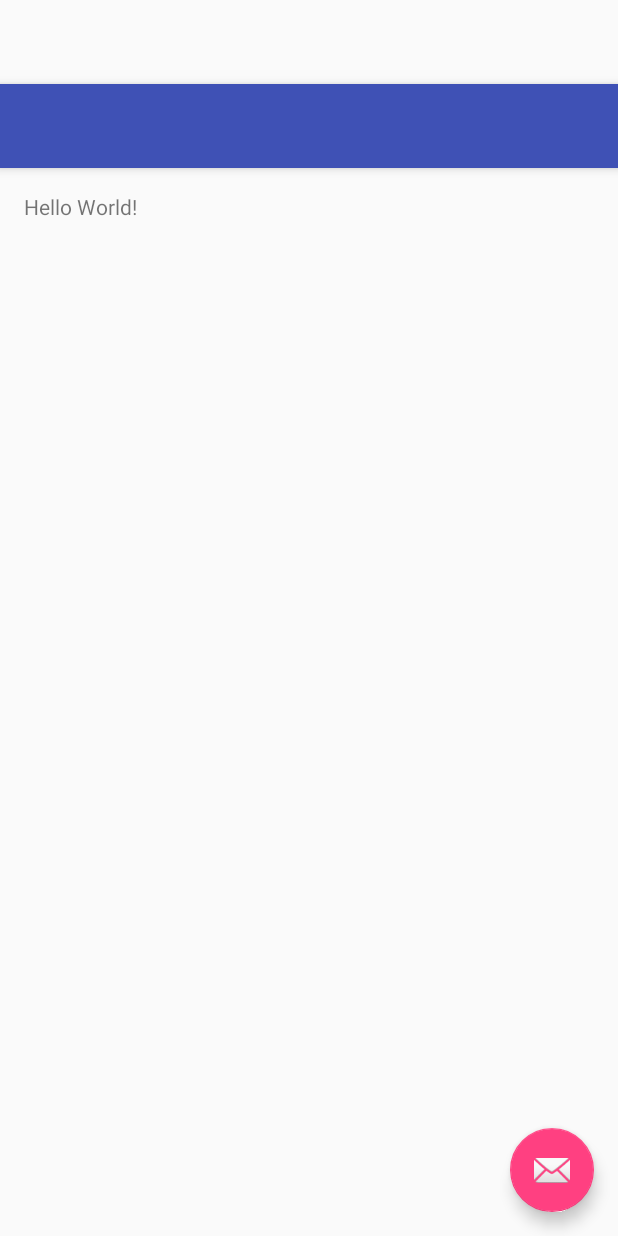
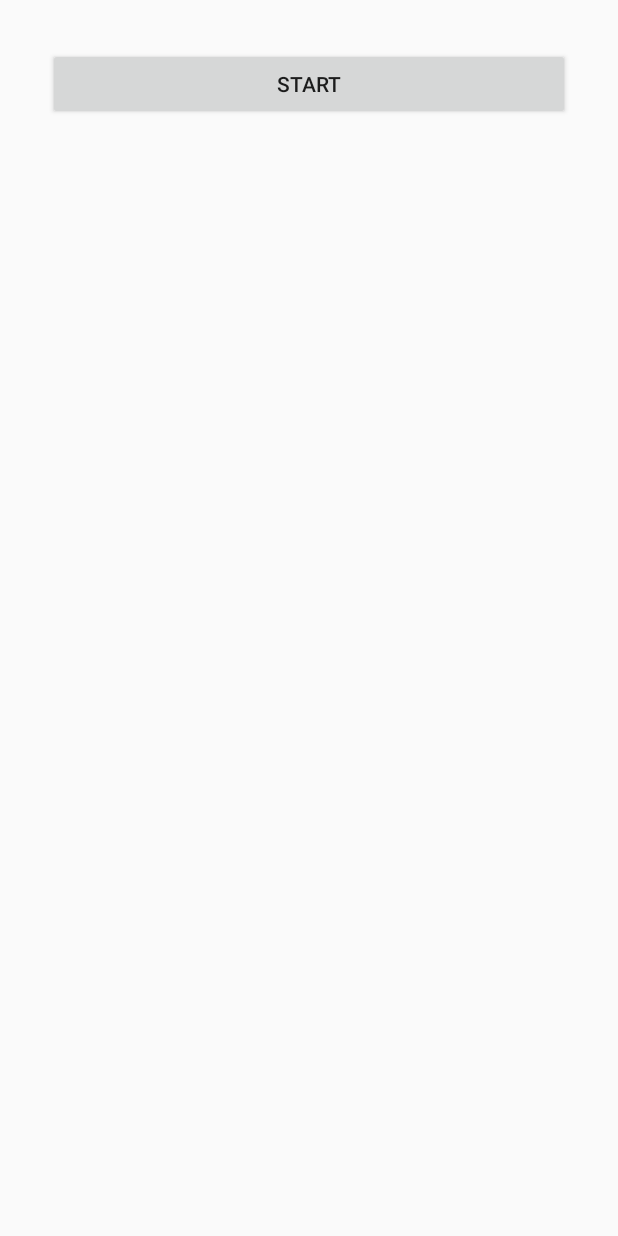
Before and after one commit to TakuKobayashi/ryukyuquest-android, an Android app: the layout activity_main.xml on its own in the app's theme, with its tools: preview values and no code run, on a phone screen of 412 x 824 dp. Run offline under Robolectric (Android 15) with nearby library versions, the phone set to English and light mode, and no system bars.

Commit message:
StartからMapを表示させるところが出来た

```diff
--- /dev/null
+++ b/app/src/main/java/east1/south4/north1/com/ryukyuquest/Config.java
@@ -0,0 +1,5 @@
+package east1.south4.north1.com.ryukyuquest;
+
+public class Config {
+  public final static String DEBUG_KEY = "RyukyuQuest";
+}
--- a/app/src/main/res/layout/activity_main.xml
+++ b/app/src/main/res/layout/activity_main.xml
@@ -1,25 +1,23 @@
-<?xml version="1.0" encoding="utf-8"?>
-<android.support.design.widget.CoordinatorLayout
-    xmlns:android="http://schemas.android.com/apk/res/android"
-    xmlns:app="http://schemas.android.com/apk/res-auto"
-    xmlns:tools="http://schemas.android.com/tools" android:layout_width="match_parent"
-    android:layout_height="match_parent" android:fitsSystemWindows="true"
+<RelativeLayout xmlns:android="http://schemas.android.com/apk/res/android"
+    xmlns:tools="http://schemas.android.com/tools"
+    android:layout_width="match_parent"
+    android:layout_height="match_parent"
+    android:paddingBottom="@dimen/activity_vertical_margin"
+    android:paddingLeft="@dimen/activity_horizontal_margin"
+    android:paddingRight="@dimen/activity_horizontal_margin"
+    android:paddingTop="@dimen/activity_vertical_margin"
     tools:context=".MainActivity">
 
-    <android.support.design.widget.AppBarLayout android:layout_height="wrap_content"
-        android:layout_width="match_parent" android:theme="@style/AppTheme.AppBarOverlay">
+    <LinearLayout
+        android:layout_width="match_parent"
+        android:layout_height="match_parent"
+        android:orientation="vertical"
+        android:padding="16dp">
 
-        <android.support.v7.widget.Toolbar android:id="@+id/toolbar"
-            android:layout_width="match_parent" android:layout_height="?attr/actionBarSize"
-            android:background="?attr/colorPrimary" app:popupTheme="@style/AppTheme.PopupOverlay" />
-
-    </android.support.design.widget.AppBarLayout>
-
-    <include layout="@layout/content_main" />
-
-    <android.support.design.widget.FloatingActionButton android:id="@+id/fab"
-        android:layout_width="wrap_content" android:layout_height="wrap_content"
-        android:layout_gravity="bottom|end" android:layout_margin="@dimen/fab_margin"
-        android:src="@android:drawable/ic_dialog_email" />
-
-</android.support.design.widget.CoordinatorLayout>
+        <Button
+            android:id="@+id/startButton"
+            android:layout_width="match_parent"
+            android:layout_height="wrap_content"
+            android:text="Start"/>
+    </LinearLayout>
+</RelativeLayout>
```
Also changed, not shown: app/src/main/AndroidManifest.xml (+12 -2 lines), app/src/main/java/east1/south4/north1/com/ryukyuquest/ApplicationHelper.java (added, +167 -0 lines), app/src/main/java/east1/south4/north1/com/ryukyuquest/MainActivity.java (+28 -29 lines), app/src/main/java/east1/south4/north1/com/ryukyuquest/MapActivity.java (added, +52 -0 lines), app/src/main/res/layout/map_activity_view.xml (added, +25 -0 lines).
